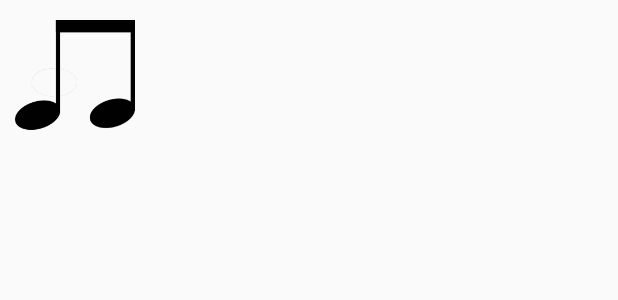
After one commit to JanaCZek/A5PMA, an Android app: the layout history_item.xml on its own in the app's theme, with its tools: preview values and no code run, on a phone screen of 412 x 824 dp. The commit adds this screen. Shown: the top 300 px of the screen. Run offline under Robolectric (Android 15) with nearby library versions, the phone set to English and light mode, and no system bars.

Commit message:
Historie vyhledávání bez přesměrování

```diff
--- a/app/src/main/AndroidManifest.xml
+++ b/app/src/main/AndroidManifest.xml
@@ -11,7 +11,8 @@
         android:roundIcon="@mipmap/ic_launcher_round"
         android:supportsRtl="true"
         android:theme="@style/Theme.AppCompat.Light.NoActionBar">
-        <activity android:name=".LyricsActivity"></activity>
+        <activity android:name=".HistoryActivity"></activity>
+        <activity android:name=".LyricsActivity" />
         <activity android:name=".SplashActivity">
             <intent-filter>
                 <action android:name="android.intent.action.MAIN" />
--- a/app/src/main/res/layout/activity_lyrics.xml
+++ b/app/src/main/res/layout/activity_lyrics.xml
@@ -13,7 +13,7 @@
         android:layout_height="match_parent"
         android:orientation="vertical">
         <TextView
-            android:id="@+id/artistLabel"
+            android:id="@+id/songLabel"
             android:layout_width="match_parent"
             android:layout_height="wrap_content"
             android:layout_weight="1"
--- /dev/null
+++ b/app/src/main/res/layout/history_item.xml
@@ -0,0 +1,39 @@
+<?xml version="1.0" encoding="utf-8"?>
+<androidx.constraintlayout.widget.ConstraintLayout xmlns:android="http://schemas.android.com/apk/res/android"
+    xmlns:app="http://schemas.android.com/apk/res-auto"
+    xmlns:tools="http://schemas.android.com/tools"
+    android:layout_width="match_parent" android:layout_height="wrap_content"
+    android:orientation="horizontal"
+    android:id="@+id/historyItemLayout">
+
+    <ImageView
+        android:id="@+id/historyItemIcon"
+        android:layout_width="100dp"
+        android:layout_height="100dp"
+        android:padding="10dp"
+        app:layout_constraintStart_toStartOf="parent"
+        app:layout_constraintTop_toTopOf="parent"
+        app:srcCompat="@drawable/eighth" />
+
+    <TextView
+        android:id="@+id/artistLabel"
+        android:layout_width="wrap_content"
+        android:layout_height="wrap_content"
+        android:layout_marginStart="32dp"
+        android:layout_marginLeft="32dp"
+        android:layout_marginTop="16dp"
+        android:textSize="20sp"
+        app:layout_constraintStart_toEndOf="@+id/historyItemIcon"
+        app:layout_constraintTop_toTopOf="parent" />
+
+    <TextView
+        android:id="@+id/songLabel"
+        android:layout_width="wrap_content"
+        android:layout_height="wrap_content"
+        android:layout_marginStart="32dp"
+        android:layout_marginLeft="32dp"
+        android:layout_marginTop="8dp"
+        android:textSize="20sp"
+        app:layout_constraintStart_toEndOf="@+id/historyItemIcon"
+        app:layout_constraintTop_toBottomOf="@+id/artistLabel" />
+</androidx.constraintlayout.widget.ConstraintLayout>
```
Also changed, not shown: app/src/main/java/cz/utb/fai/lyricsapp/HistoryActivity.java (added, +52 -0 lines), app/src/main/java/cz/utb/fai/lyricsapp/MainActivity.java (+2 -13 lines), app/src/main/java/cz/utb/fai/lyricsapp/RecyclerViewAdapter.java (added, +66 -0 lines), app/src/main/res/layout/activity_history.xml (added, +15 -0 lines).
